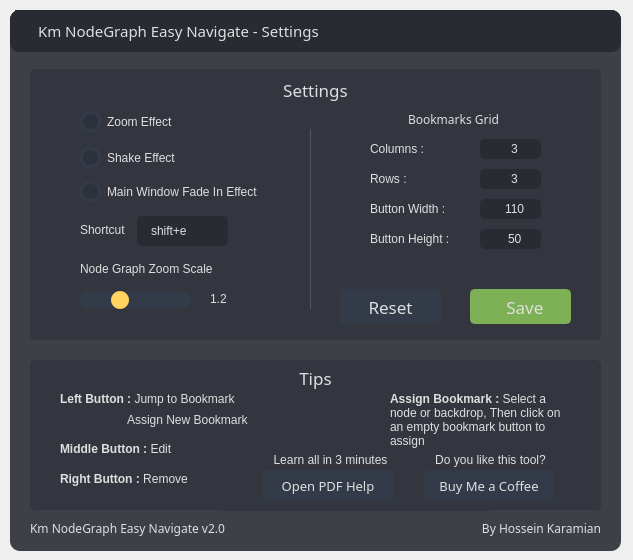
Before: the Qt Designer form Dev-Files/panel_v02 - Settings.ui in hkaramian/Km-NodeGraph-Easy-Navigate, drawn with Qt 5.
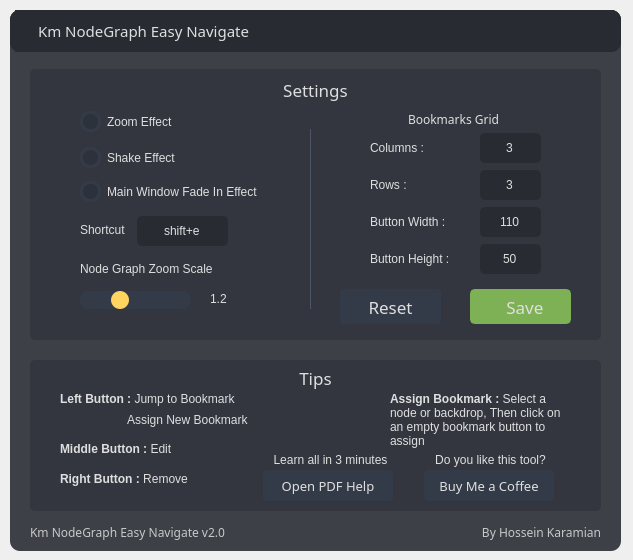
After: the same form once the commit is applied. Icons and pictures are not drawn.

```diff
--- a/Dev-Files/panel_v02 - Settings.ui
+++ b/Dev-Files/panel_v02 - Settings.ui
@@ -45,7 +45,6 @@
 	background-color: rgb(40, 43, 50);
 	border-radius: 5px;
 	border: 2px solid rgb(40, 43, 50);
-	padding-left: 10px;
 }
 QLineEdit:hover {
 	border: 2px solid rgb(64, 71, 88);
@@ -381,7 +380,7 @@
 </string>
            </property>
            <property name="text">
-            <string>Km NodeGraph Easy Navigate - Settings</string>
+            <string>Km NodeGraph Easy Navigate</string>
            </property>
            <property name="margin">
             <number>5</number>
@@ -669,6 +668,9 @@
       <property name="text">
        <string>shift+e</string>
       </property>
+      <property name="alignment">
+       <set>Qt::AlignCenter</set>
+      </property>
      </widget>
      <widget class="QLabel" name="label_6">
       <property name="geometry">
@@ -727,9 +729,9 @@
       <property name="geometry">
        <rect>
         <x>340</x>
-        <y>160</y>
+        <y>175</y>
         <width>101</width>
-        <height>20</height>
+        <height>30</height>
        </rect>
       </property>
       <property name="font">
@@ -745,9 +747,9 @@
       <property name="geometry">
        <rect>
         <x>450</x>
-        <y>70</y>
+        <y>64</y>
         <width>61</width>
-        <height>20</height>
+        <height>30</height>
        </rect>
       </property>
       <property name="font">
@@ -766,9 +768,9 @@
       <property name="geometry">
        <rect>
         <x>340</x>
-        <y>70</y>
+        <y>64</y>
         <width>71</width>
-        <height>20</height>
+        <height>30</height>
        </rect>
       </property>
       <property name="font">
@@ -784,9 +786,9 @@
       <property name="geometry">
        <rect>
         <x>450</x>
-        <y>100</y>
+        <y>101</y>
         <width>61</width>
-        <height>20</height>
+        <height>30</height>
        </rect>
       </property>
       <property name="font">
@@ -805,9 +807,9 @@
       <property name="geometry">
        <rect>
         <x>340</x>
-        <y>130</y>
+        <y>138</y>
         <width>101</width>
-        <height>20</height>
+        <height>30</height>
        </rect>
       </property>
       <property name="font">
@@ -823,9 +825,9 @@
       <property name="geometry">
        <rect>
         <x>450</x>
-        <y>130</y>
+        <y>138</y>
         <width>61</width>
-        <height>20</height>
+        <height>30</height>
        </rect>
       </property>
       <property name="font">
@@ -863,9 +865,9 @@
       <property name="geometry">
        <rect>
         <x>450</x>
-        <y>160</y>
+        <y>175</y>
         <width>61</width>
-        <height>20</height>
+        <height>30</height>
        </rect>
       </property>
       <property name="font">
@@ -884,9 +886,9 @@
       <property name="geometry">
        <rect>
         <x>340</x>
-        <y>100</y>
+        <y>101</y>
         <width>71</width>
-        <height>20</height>
+        <height>30</height>
        </rect>
       </property>
       <property name="font">
@@ -1290,7 +1292,7 @@
      <property name="geometry">
       <rect>
        <x>20</x>
-       <y>500</y>
+       <y>504</y>
        <width>571</width>
        <height>36</height>
       </rect>
@@ -1303,6 +1305,9 @@
           <family>Segoe UI Semibold</family>
          </font>
         </property>
+        <property name="styleSheet">
+         <string notr="true">color: rgb(200, 200, 200);</string>
+        </property>
         <property name="text">
          <string>Km NodeGraph Easy Navigate v2.0</string>
         </property>
@@ -1330,6 +1335,9 @@
             <family>Segoe UI Semibold</family>
            </font>
           </property>
+          <property name="styleSheet">
+           <string notr="true">color: rgb(200, 200, 200);</string>
+          </property>
           <property name="text">
            <string>By Hossein Karamian</string>
           </property>
```
Left out of the diff: 10 changed lines with no effect on the pictures.
